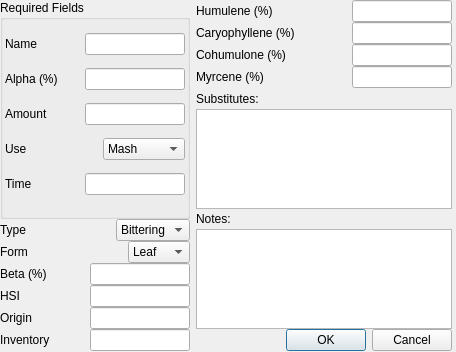
First picture: the form in ui/hopEditor.ui, repository Brewtarget/brewtarget, before the edit.
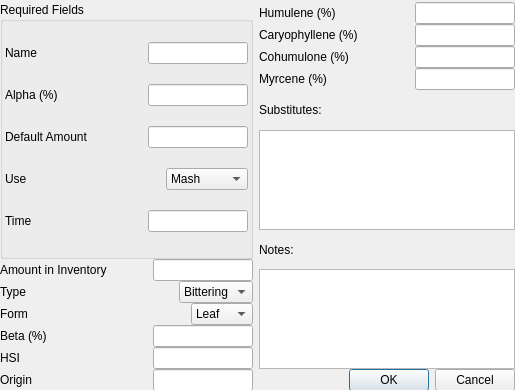
Second picture: the form after the edit.

Commit message: Changed GUI for clarity and consistency. i.e. Amount->Default Amount and Inventory->Amount in Inventory

What changed in the file:
```diff
--- a/ui/hopEditor.ui
+++ b/ui/hopEditor.ui
@@ -6,8 +6,8 @@
    <rect>
     <x>0</x>
     <y>0</y>
-    <width>456</width>
-    <height>352</height>
+    <width>515</width>
+    <height>390</height>
    </rect>
   </property>
   <property name="sizePolicy">
@@ -23,9 +23,9 @@
    <property name="geometry">
     <rect>
      <x>0</x>
-     <y>0</y>
-     <width>452</width>
-     <height>351</height>
+     <y>2</y>
+     <width>515</width>
+     <height>389</height>
     </rect>
    </property>
    <layout class="QHBoxLayout" name="horizontalLayout_15">
@@ -162,7 +162,7 @@
               </sizepolicy>
              </property>
              <property name="text">
-              <string>Amount </string>
+              <string>Default Amount </string>
              </property>
             </widget>
            </item>
@@ -287,6 +287,36 @@
         </layout>
        </widget>
       </item>
+      <item>
+       <layout class="QHBoxLayout" name="horizontalLayout_16">
+        <item>
+         <widget class="QLabel" name="label_inventory">
+          <property name="text">
+           <string>Amount in Inventory</string>
+          </property>
+         </widget>
+        </item>
+        <item>
+         <widget class="QLineEdit" name="lineEdit_inventory">
+          <property name="sizePolicy">
+           <sizepolicy hsizetype="Maximum" vsizetype="Fixed">
+            <horstretch>0</horstretch>
+            <verstretch>0</verstretch>
+           </sizepolicy>
+          </property>
+          <property name="maximumSize">
+           <size>
+            <width>100</width>
+            <height>16777215</height>
+           </size>
+          </property>
+          <property name="toolTip">
+           <string>Amount in inventory</string>
+          </property>
+         </widget>
+        </item>
+       </layout>
+      </item>
       <item>
        <layout class="QHBoxLayout" name="horizontalLayout_6">
         <item>
@@ -491,36 +521,6 @@
         </item>
        </layout>
       </item>
-      <item>
-       <layout class="QHBoxLayout" name="horizontalLayout_16">
-        <item>
-         <widget class="QLabel" name="label_inventory">
-          <property name="text">
-           <string>Inventory</string>
-          </property>
-         </widget>
-        </item>
-        <item>
-         <widget class="QLineEdit" name="lineEdit_inventory">
-          <property name="sizePolicy">
-           <sizepolicy hsizetype="Maximum" vsizetype="Fixed">
-            <horstretch>0</horstretch>
-            <verstretch>0</verstretch>
-           </sizepolicy>
-          </property>
-          <property name="maximumSize">
-           <size>
-            <width>100</width>
-            <height>16777215</height>
-           </size>
-          </property>
-          <property name="toolTip">
-           <string>Amount in inventory</string>
-          </property>
-         </widget>
-        </item>
-       </layout>
-      </item>
      </layout>
     </item>
     <item>
```
The commit also changes 3 other files.
